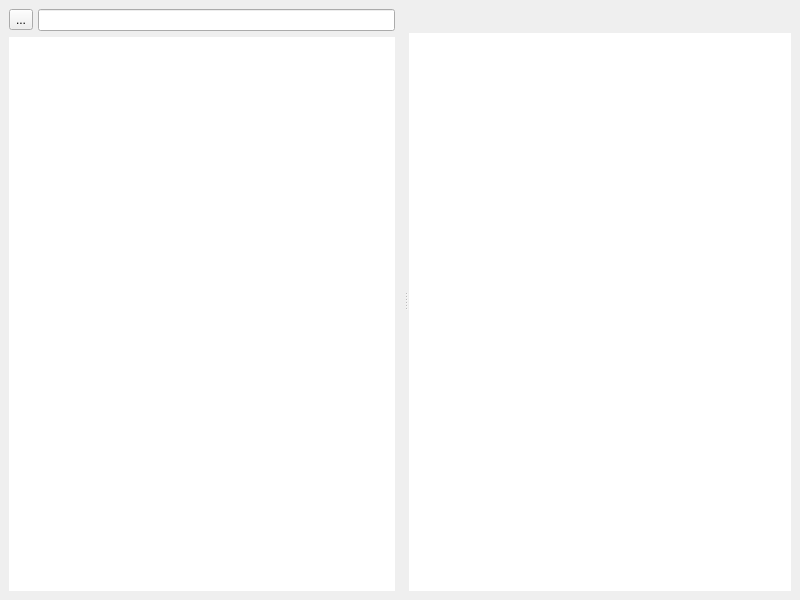
The window that mainwindow.ui (AngryFender/Remini) describes before a commit, drawn with Qt 5.
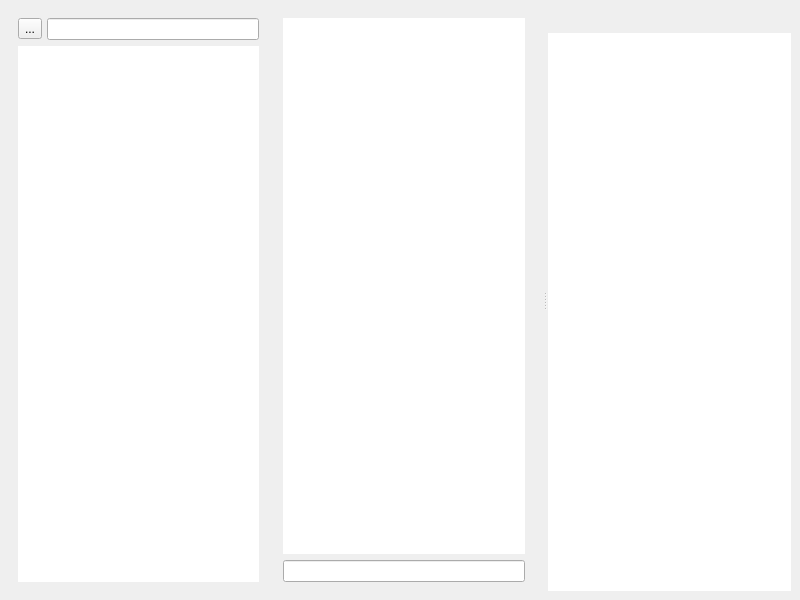
The same window after the commit. Custom widgets are drawn as their Qt base class.

Commit message: Github Issue  #122: Started integrating the search dialog to the main window. Added navigation tree view and line edit for text search

Diff of the .ui file:
```diff
--- a/mainwindow.ui
+++ b/mainwindow.ui
@@ -57,6 +57,9 @@
          <height>16777215</height>
         </size>
        </property>
+       <layout class="QHBoxLayout" name="horizontalLayout_5">
+        <item>
+         <widget class="QFrame" name="uiFrameFileTree">
        <layout class="QVBoxLayout" name="verticalLayout_2">
         <item>
          <layout class="QHBoxLayout" name="uiLeftTopPane">
@@ -132,6 +135,77 @@
           <property name="lineWidth">
            <number>0</number>
           </property>
+            </widget>
+           </item>
+          </layout>
+         </widget>
+        </item>
+        <item>
+         <widget class="QFrame" name="uiFrameSearchTree">
+          <layout class="QVBoxLayout" name="verticalLayout_3">
+           <item>
+            <widget class="NavigationView" name="UiSearchTree">
+             <property name="sizePolicy">
+              <sizepolicy hsizetype="Preferred" vsizetype="Expanding">
+               <horstretch>0</horstretch>
+               <verstretch>0</verstretch>
+              </sizepolicy>
+             </property>
+             <property name="minimumSize">
+              <size>
+               <width>0</width>
+               <height>0</height>
+              </size>
+             </property>
+             <property name="maximumSize">
+              <size>
+               <width>16777215</width>
+               <height>16777215</height>
+              </size>
+             </property>
+             <property name="baseSize">
+              <size>
+               <width>0</width>
+               <height>0</height>
+              </size>
+             </property>
+             <property name="styleSheet">
+              <string notr="true"/>
+             </property>
+             <property name="frameShape">
+              <enum>QFrame::NoFrame</enum>
+             </property>
+             <property name="frameShadow">
+              <enum>QFrame::Plain</enum>
+             </property>
+             <property name="lineWidth">
+              <number>0</number>
+             </property>
+            </widget>
+           </item>
+           <item>
+            <widget class="QLineEdit" name="uiSearchText">
+             <property name="sizePolicy">
+              <sizepolicy hsizetype="Preferred" vsizetype="Fixed">
+               <horstretch>0</horstretch>
+               <verstretch>0</verstretch>
+              </sizepolicy>
+             </property>
+             <property name="maximumSize">
+              <size>
+               <width>16777215</width>
+               <height>16777215</height>
+              </size>
+             </property>
+             <property name="inputMask">
+              <string/>
+             </property>
+             <property name="text">
+              <string/>
+             </property>
+            </widget>
+           </item>
+          </layout>
          </widget>
         </item>
        </layout>
```
Lines whose indentation alone changed are shown as unchanged. The commit also changes 1 other file.
